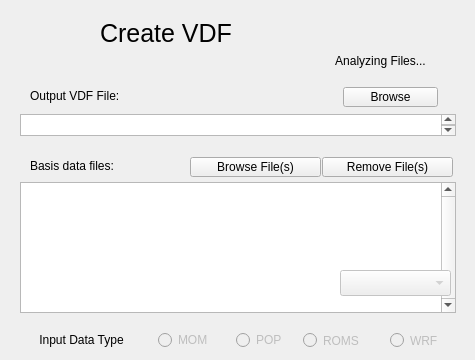
Before: the Qt Designer form apps/vdcwizard/ui/Page2.ui in yyr/vapor, drawn with Qt 5.
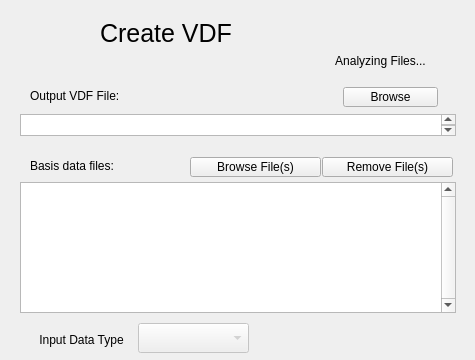
After: the same form once the commit is applied.

Commit message: Finishing touches on wizard interface

Diff of the .ui file:
```diff
--- a/apps/vdcwizard/ui/Page2.ui
+++ b/apps/vdcwizard/ui/Page2.ui
@@ -19,28 +19,6 @@
   <property name="windowTitle">
    <string>WizardPage</string>
   </property>
-  <widget class="QRadioButton" name="romsRadioButton">
-   <property name="enabled">
-    <bool>false</bool>
-   </property>
-   <property name="geometry">
-    <rect>
-     <x>303</x>
-     <y>330</y>
-     <width>71</width>
-     <height>21</height>
-    </rect>
-   </property>
-   <property name="layoutDirection">
-    <enum>Qt::LeftToRight</enum>
-   </property>
-   <property name="text">
-    <string>ROMS</string>
-   </property>
-   <property name="checked">
-    <bool>false</bool>
-   </property>
-  </widget>
   <widget class="QListWidget" name="fileList">
    <property name="geometry">
     <rect>
@@ -98,28 +76,6 @@
     <string>Browse File(s)</string>
    </property>
   </widget>
-  <widget class="QRadioButton" name="momRadioButton">
-   <property name="enabled">
-    <bool>false</bool>
-   </property>
-   <property name="geometry">
-    <rect>
-     <x>158</x>
-     <y>330</y>
-     <width>61</width>
-     <height>20</height>
-    </rect>
-   </property>
-   <property name="layoutDirection">
-    <enum>Qt::LeftToRight</enum>
-   </property>
-   <property name="text">
-    <string>MOM</string>
-   </property>
-   <property name="checked">
-    <bool>false</bool>
-   </property>
-  </widget>
   <widget class="QLabel" name="label_2">
    <property name="geometry">
     <rect>
@@ -146,25 +102,6 @@
     <string>Remove File(s)</string>
    </property>
   </widget>
-  <widget class="QRadioButton" name="popRadioButton">
-   <property name="enabled">
-    <bool>false</bool>
-   </property>
-   <property name="geometry">
-    <rect>
-     <x>236</x>
-     <y>330</y>
-     <width>61</width>
-     <height>20</height>
-    </rect>
-   </property>
-   <property name="layoutDirection">
-    <enum>Qt::LeftToRight</enum>
-   </property>
-   <property name="text">
-    <string>POP</string>
-   </property>
-  </widget>
   <widget class="QTextEdit" name="outputVDFtext">
    <property name="geometry">
     <rect>
@@ -244,38 +181,16 @@
     <string/>
    </property>
   </widget>
-  <widget class="QRadioButton" name="wrfRadioButton">
-   <property name="enabled">
-    <bool>false</bool>
-   </property>
-   <property name="geometry">
-    <rect>
-     <x>390</x>
-     <y>330</y>
-     <width>61</width>
-     <height>21</height>
-    </rect>
-   </property>
-   <property name="layoutDirection">
-    <enum>Qt::LeftToRight</enum>
-   </property>
-   <property name="text">
-    <string>WRF</string>
-   </property>
-   <property name="checked">
-    <bool>false</bool>
-   </property>
-  </widget>
   <widget class="QComboBox" name="dataTypeComboBox">
    <property name="enabled">
     <bool>false</bool>
    </property>
    <property name="geometry">
     <rect>
-     <x>340</x>
-     <y>270</y>
+     <x>138</x>
+     <y>323</y>
      <width>111</width>
-     <height>26</height>
+     <height>30</height>
     </rect>
    </property>
    <item>
```
The commit also changes 4 other files.
